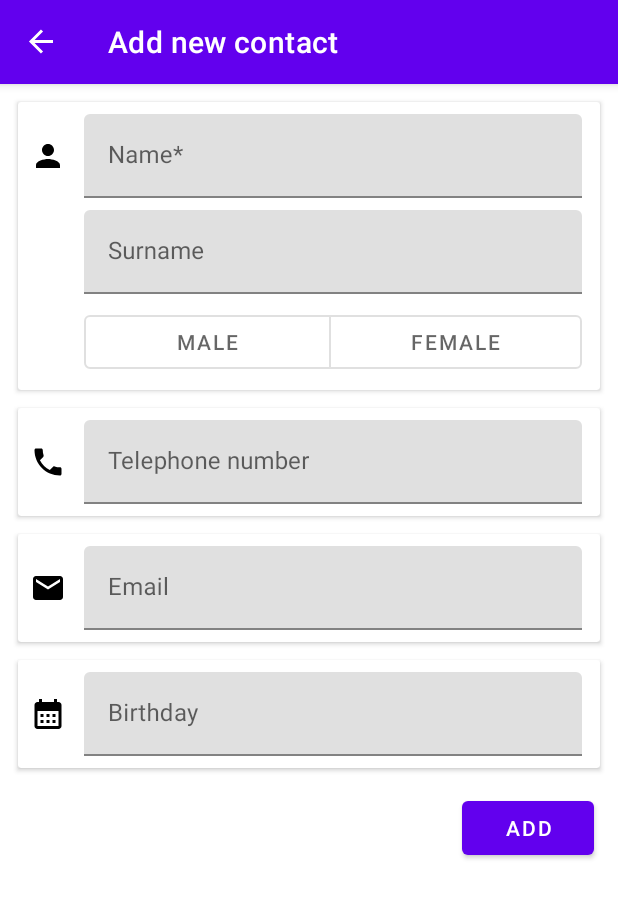
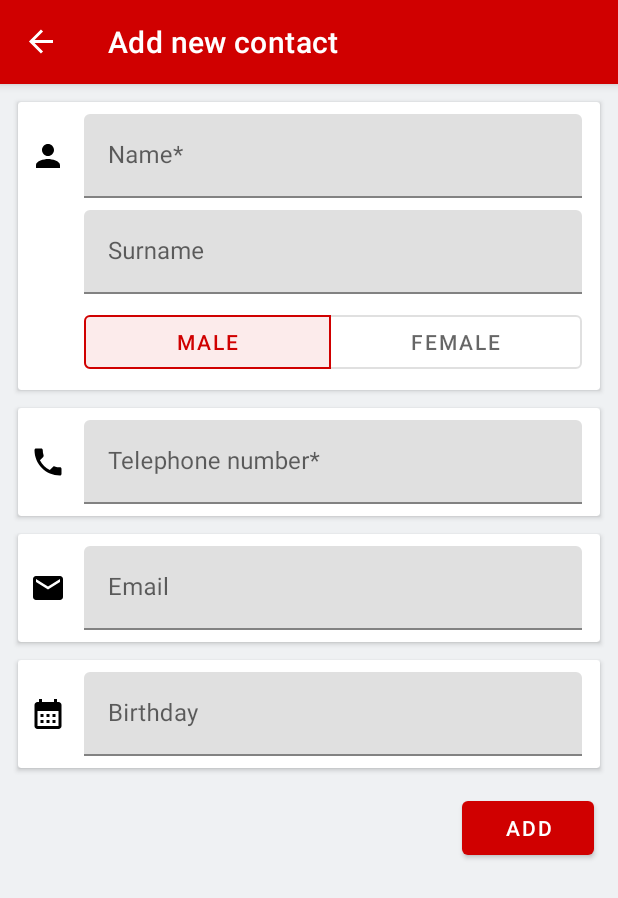
Before and after one commit to UnluckyPizzu/PhoneBook, an Android app: the ContactAddFragment screen opened through its navigation route, on a phone screen of 412 x 824 dp. Shown: the top 898 px of the screen. Run offline under Robolectric (Android 15) with nearby library versions, the phone set to English and light mode, and no system bars; our stand-ins replace navigation-ui.

Commit message:
Edit theme, color, string Added dialog for deleting contact & comment on fragment

```diff
--- a/app/src/main/java/com/pizzu/phonebook/ui/main/fragment/ContactListFragment.kt
+++ b/app/src/main/java/com/pizzu/phonebook/ui/main/fragment/ContactListFragment.kt
@@ -46,6 +46,7 @@ class ContactListFragment : Fragment() {
         binding.recyclerContact.layoutManager = LinearLayoutManager(this.context)
         binding.recyclerContact.adapter = adapter
 
+        //In base alla query nella searchview viene modificato il filtro sulla lista dell'adapter
         binding.searchPhonebook.setOnQueryTextListener(object : SearchView.OnQueryTextListener {
 
             override fun onQueryTextChange(newText: String): Boolean {
--- a/app/src/main/java/com/pizzu/phonebook/viewmodel/ContactViewModel.kt
+++ b/app/src/main/java/com/pizzu/phonebook/viewmodel/ContactViewModel.kt
@@ -82,10 +82,7 @@ class ContactViewModel(private val contactDao: ContactDao) : ViewModel() {
     }
 
     fun isEntryValid(name: String, telephone: String): Boolean {
-        if(name.isBlank() || telephone.isBlank())
-            return false
-        else
-            return true
+        return !(name.isBlank() || telephone.isBlank())
     }
 
 
--- a/app/src/main/res/layout/contact_add_fragment.xml
+++ b/app/src/main/res/layout/contact_add_fragment.xml
@@ -4,7 +4,9 @@
     xmlns:tools="http://schemas.android.com/tools"
     android:layout_width="match_parent"
     android:layout_height="match_parent"
-    tools:context=".ui.main.fragment.ContactAddFragment">
+    android:id="@+id/rootLayout"
+    tools:context=".ui.main.fragment.ContactAddFragment"
+    android:background="@color/colorGrey2">
 
 
     <androidx.cardview.widget.CardView
@@ -72,6 +74,7 @@
                 android:id="@+id/BtnGroupGender"
                 app:singleSelection="true"
                 android:layout_marginBottom="8dp"
+                app:checkedButton="@id/btnMale"
                 app:layout_constraintBottom_toBottomOf="parent"
                 app:layout_constraintEnd_toEndOf="@+id/textInputSurname"
                 app:layout_constraintStart_toStartOf="@+id/textInputSurname"
--- a/app/src/main/res/layout/contact_detail_fragment.xml
+++ b/app/src/main/res/layout/contact_detail_fragment.xml
@@ -4,6 +4,7 @@
     xmlns:tools="http://schemas.android.com/tools"
     android:layout_width="match_parent"
     android:layout_height="match_parent"
+    android:background="@color/colorGrey2"
     tools:context=".ui.main.fragment.ContactDetailFragment">
 
     <ImageView
--- a/app/src/main/res/layout/contact_list_fragment.xml
+++ b/app/src/main/res/layout/contact_list_fragment.xml
@@ -4,6 +4,7 @@
     xmlns:tools="http://schemas.android.com/tools"
     android:layout_width="match_parent"
     android:layout_height="match_parent"
+    android:background="@color/colorGrey2"
     tools:context=".ui.main.fragment.ContactListFragment">
 
     <com.google.android.material.card.MaterialCardView
--- a/app/src/main/res/navigation/nav_graph.xml
+++ b/app/src/main/res/navigation/nav_graph.xml
@@ -10,10 +10,18 @@
         android:label="@string/Phonebook" >
         <action
             android:id="@+id/action_contactListFragment_to_contactAddFragment"
-            app:destination="@id/contactAddFragment" />
+            app:destination="@id/contactAddFragment"
+            app:enterAnim="@android:anim/slide_in_left"
+            app:exitAnim="@android:anim/slide_out_right"
+            app:popEnterAnim="@android:anim/slide_in_left"
+            app:popExitAnim="@android:anim/slide_out_right"/>
         <action
             android:id="@+id/action_contactListFragment_to_contactDetailFragment"
-            app:destination="@id/contactDetailFragment" />
+            app:destination="@id/contactDetailFragment"
+            app:enterAnim="@android:anim/fade_in"
+            app:exitAnim="@android:anim/fade_out"
+            app:popEnterAnim="@android:anim/fade_in"
+            app:popExitAnim="@android:anim/fade_out" />
     </fragment>
     <fragment
         android:id="@+id/contactAddFragment"
@@ -22,6 +30,7 @@
         <action
             android:id="@+id/action_contactAddFragment_to_contactListFragment"
             app:destination="@id/contactListFragment"
+            app:enterAnim="@android:anim/slide_out_right"
             app:popUpTo="@id/contactListFragment"
             app:popUpToInclusive="true" />
         <argument
@@ -36,13 +45,18 @@
         android:label="@string/detail_contact" >
         <action
             android:id="@+id/action_contactDetailFragment_to_contactAddFragment"
-            app:destination="@id/contactAddFragment" />
+            app:destination="@id/contactAddFragment"
+            app:enterAnim="@android:anim/slide_in_left"
+            app:exitAnim="@android:anim/slide_out_right"
+            app:popEnterAnim="@android:anim/slide_in_left"
+            app:popExitAnim="@android:anim/slide_out_right"/>
         <argument
             android:name="id"
             app:argType="integer" />
         <action
             android:id="@+id/action_contactDetailFragment_to_contactListFragment"
             app:destination="@id/contactListFragment"
+            app:enterAnim="@android:anim/fade_out"
             app:popUpTo="@id/contactListFragment"
             app:popUpToInclusive="true" />
     </fragment>
--- a/app/src/main/res/values-night/themes.xml
+++ /dev/null
@@ -1,16 +0,0 @@
-<resources xmlns:tools="http://schemas.android.com/tools">
-    <!-- Base application theme. -->
-    <style name="Theme.PhoneBook" parent="Theme.MaterialComponents.DayNight.DarkActionBar">
-        <!-- Primary brand color. -->
-        <item name="colorPrimary">@color/purple_200</item>
-        <item name="colorPrimaryVariant">@color/purple_700</item>
-        <item name="colorOnPrimary">@color/black</item>
-        <!-- Secondary brand color. -->
-        <item name="colorSecondary">@color/teal_200</item>
-        <item name="colorSecondaryVariant">@color/teal_200</item>
-        <item name="colorOnSecondary">@color/black</item>
-        <!-- Status bar color. -->
-        <item name="android:statusBarColor">?attr/colorPrimaryVariant</item>
-        <!-- Customize your theme here. -->
-    </style>
-</resources>
--- a/app/src/main/res/values/colors.xml
+++ b/app/src/main/res/values/colors.xml
@@ -1,10 +1,43 @@
 <?xml version="1.0" encoding="utf-8"?>
 <resources>
-    <color name="purple_200">#FFBB86FC</color>
-    <color name="purple_500">#FF6200EE</color>
-    <color name="purple_700">#FF3700B3</color>
-    <color name="teal_200">#FF03DAC5</color>
-    <color name="teal_700">#FF018786</color>
-    <color name="black">#FF000000</color>
-    <color name="white">#FFFFFFFF</color>
+    <color name="colorPrimary">#D00000</color>
+    <color name="colorSecondary">#020202</color>
+    <color name="colorAccent">#00D0D0</color>
+    <color name="colorOrange">#EE7336</color>
+    <color name="colorYellow">#FFC857</color>
+    <color name="colorGreen">#21BB84</color>
+    <color name="colorLightBlue">#8FBFE0</color>
+    <color name="colorBlue">#2E4057</color>
+    <color name="colorWhite">#FFFFFF</color>
+    <color name="colorGrey1">#F7F8F9</color>
+    <color name="colorGrey2">#EFF1F3</color>
+    <color name="colorGrey3">#C5CDD7</color>
+    <color name="colorGrey4">#6C7275</color>
+    <color name="colorGrey5">#2A2E2E</color>
+    <color name="colorGrey6">#020202</color>
+    <color name="colorError">#D00000</color>
+    <color name="colorWarning">#EE7336</color>
+    <color name="colorConfirm">#21BB84</color>
+    <color name="colorNew">#8FBFE0</color>
+    <color name="colorVisitedLink">#019999</color>
+    <color name="colorMattRed">#F6CCCC</color>
+    <color name="colorMattOrange">#FCE3D7</color>
+    <color name="colorMattYellow">#FFF4DD</color>
+    <color name="colorMattGreen">#D3F1E6</color>
+    <color name="colorMattLightBlue">#E9F2F9</color>
+    <color name="colorMattBlue">#D5D9DD</color>
+    <color name="colorMattAccent">#CCF6F6</color>
+    <color name="colorVariantRed60">#9E0000</color>
+    <color name="colorVariantRed10">#FF0000</color>
+    <color name="colorVariantOrange60">#DD5613</color>
+    <color name="colorVariantOrange10">#FF8E59</color>
+    <color name="colorVariantYellow60">#FFB724</color>
+    <color name="colorVariantYellow10">#FFD87D</color>
+    <color name="colorVariantGreen60">#198F65</color>
+    <color name="colorVariantGreen10">#33D89F</color>
+    <color name="colorVariantBlue60">#67A8D5</color>
+    <color name="colorVariantBlue10">#B0D7ED</color>
+    <color name="colorVariantBlack60">#1C2735</color>
+    <color name="colorVariantBlack10">#3A587B</color>
+    <color name="colorTransparent">#0000ffff</color>
 </resources>
--- a/app/src/main/res/values/strings.xml
+++ b/app/src/main/res/values/strings.xml
@@ -11,10 +11,11 @@
     <string name="surname">Surname</string>
     <string name="male">Male</string>
     <string name="female">Female</string>
-    <string name="telephone">Telephone number</string>
+    <string name="telephone">Telephone number*</string>
     <string name="email">Email</string>
     <string name="birthday">Birthday</string>
     <string name="add">add</string>
+    <string name="add_error">Field name and telephone number required</string>
 
 
     <!-- Strings used for ContactDetailFragment fragments -->
--- a/app/src/main/res/values/themes.xml
+++ b/app/src/main/res/values/themes.xml
@@ -2,24 +2,16 @@
     <!-- Base application theme. -->
     <style name="Theme.PhoneBook" parent="Theme.MaterialComponents.DayNight.DarkActionBar">
         <!-- Primary brand color. -->
-        <item name="colorPrimary">@color/purple_500</item>
-        <item name="colorPrimaryVariant">@color/purple_700</item>
-        <item name="colorOnPrimary">@color/white</item>
+        <item name="colorPrimary">@color/colorPrimary</item>
+        <item name="colorPrimaryVariant">@color/colorMattRed</item>
+        <item name="colorOnPrimary">@color/colorWhite</item>
         <!-- Secondary brand color. -->
-        <item name="colorSecondary">@color/teal_200</item>
-        <item name="colorSecondaryVariant">@color/teal_700</item>
-        <item name="colorOnSecondary">@color/black</item>
+        <item name="colorSecondary">@color/colorSecondary</item>
+        <item name="colorSecondaryVariant">@color/colorGrey3</item>
+        <item name="colorOnSecondary">@color/colorWhite</item>
         <!-- Status bar color. -->
-        <item name="android:statusBarColor">?attr/colorPrimaryVariant</item>
-        <!-- Customize your theme here. -->
+        <item name="android:statusBarColor">@color/colorGrey2</item>
+        <item name="android:windowLightStatusBar">true</item>
     </style>
 
-    <style name="Theme.PhoneBook.NoActionBar">
-        <item name="windowActionBar">false</item>
-        <item name="windowNoTitle">true</item>
-    </style>
-
-    <style name="Theme.PhoneBook.AppBarOverlay" parent="ThemeOverlay.AppCompat.Dark.ActionBar" />
-
-    <style name="Theme.PhoneBook.PopupOverlay" parent="ThemeOverlay.AppCompat.Light" />
 </resources>
```
Also changed, not shown: app/src/main/java/com/pizzu/phonebook/ui/main/fragment/ContactAddFragment.kt (+27 -0 lines), app/src/main/java/com/pizzu/phonebook/ui/main/fragment/ContactDetailFragment.kt (+20 -6 lines), 1 other file.
